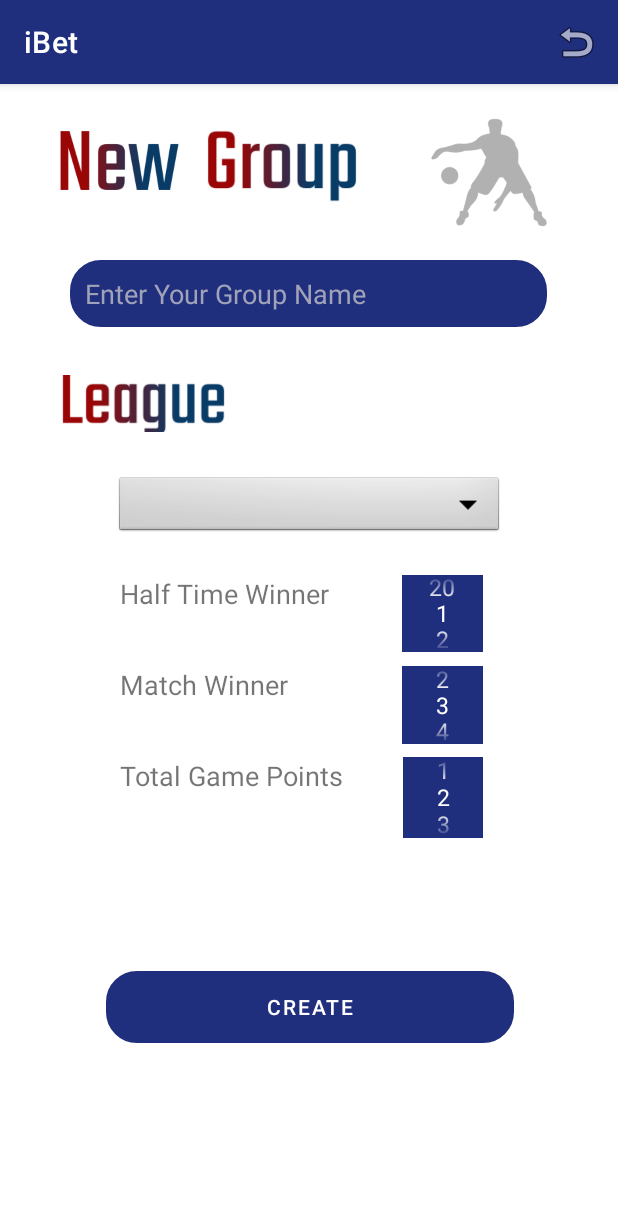
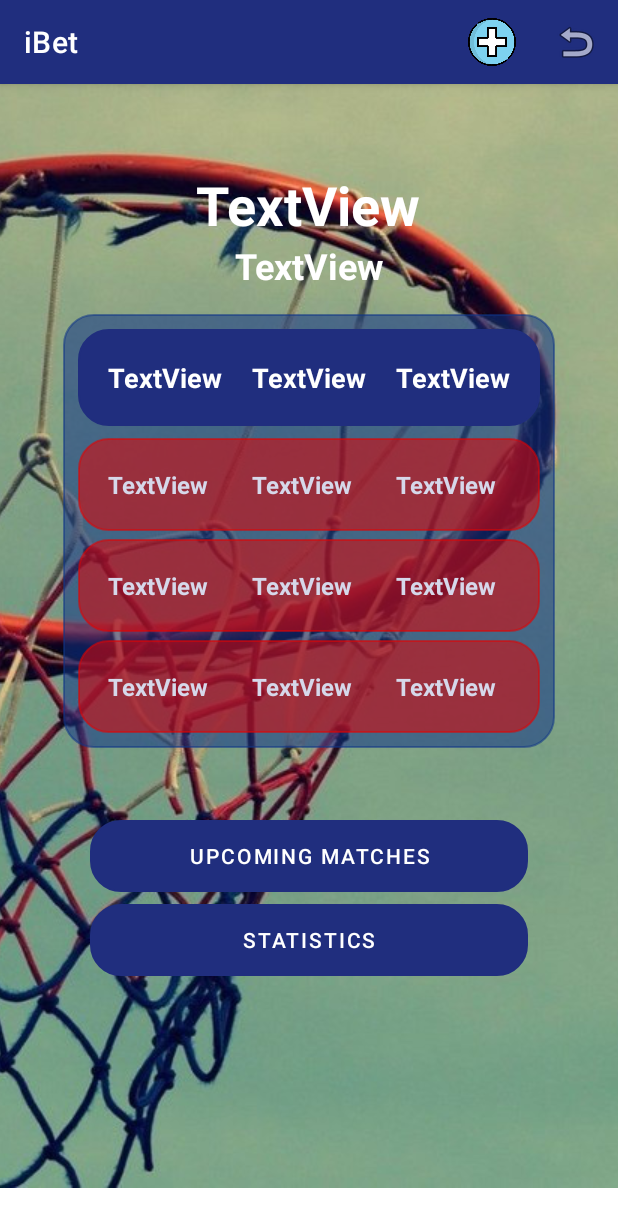
Before and after one commit to EdenShtein/iBet, an Android app: the CreateGroupFragment screen opened through its navigation route, after a tap on "CREATE", on a phone screen of 412 x 824 dp. Shown: the top 1227 px of the screen. Run offline under Robolectric (Android 15) with nearby library versions, the phone set to English and light mode, and no system bars.

Commit message:
basic group details fragment

```diff
--- a/app/src/main/java/com/example/ibet/CreateGroupFragment.java
+++ b/app/src/main/java/com/example/ibet/CreateGroupFragment.java
@@ -44,7 +44,6 @@ public class CreateGroupFragment extends Fragment {
         groupName = view.findViewById(R.id.create_group_input_name);
         leagueDropDown = view.findViewById(R.id.create_group_league_dropdown);
         create = view.findViewById(R.id.create_group_create_btn);
-        //back = view.findViewById(R.id.create_group_back_btn);
         picker1 = view.findViewById(R.id.create_group_picker1);
         picker2 = view.findViewById(R.id.create_group_picker2);
         picker3 = view.findViewById(R.id.create_group_picker3);
@@ -82,6 +81,7 @@ public class CreateGroupFragment extends Fragment {
                 if (groupName.getText().equals(" ") || groupName.getText().length()<2){
                     Toast.makeText(getActivity(), "Please Enter a valid group name!", Toast.LENGTH_SHORT).show();
                 }
+                Navigation.findNavController(view).navigate(R.id.action_createGroupFragment_to_groupDetailsFragment);
             }
         });
 
--- /dev/null
+++ b/app/src/main/java/com/example/ibet/GroupDetailsFragment.java
@@ -0,0 +1,56 @@
+package com.example.ibet;
+
+import android.os.Bundle;
+
+import androidx.annotation.NonNull;
+import androidx.fragment.app.Fragment;
+import androidx.navigation.Navigation;
+
+import android.view.LayoutInflater;
+import android.view.Menu;
+import android.view.MenuInflater;
+import android.view.MenuItem;
+import android.view.View;
+import android.view.ViewGroup;
+
+
+public class GroupDetailsFragment extends Fragment {
+
+    View view;
+
+    @Override
+    public View onCreateView(LayoutInflater inflater, ViewGroup container,
+                             Bundle savedInstanceState) {
+        // Inflate the layout for this fragment
+        view = inflater.inflate(R.layout.fragment_group_details, container, false);
+        setHasOptionsMenu(true);
+
+        return view;
+    }
+
+    @Override
+    public void onCreateOptionsMenu(@NonNull Menu menu, @NonNull MenuInflater inflater) {
+        inflater.inflate(R.menu.group_menu,menu);
+        super.onCreateOptionsMenu(menu, inflater);
+    }
+
+    @Override
+    public boolean onOptionsItemSelected(@NonNull MenuItem item) {
+        switch (item.getItemId()) {
+            case R.id.group_back:
+                if(view != null) {
+                    Navigation.findNavController(view).navigate(R.id.action_groupDetailsFragment_to_mainFeedFragment);
+                }
+                break;
+            case R.id.menu_invite:
+                if(view != null) {
+
+                }
+                break;
+            default:
+
+        }
+        return super.onOptionsItemSelected(item);
+
+    }
+}
--- /dev/null
+++ b/app/src/main/res/layout/fragment_group_details.xml
@@ -0,0 +1,241 @@
+<?xml version="1.0" encoding="utf-8"?>
+<androidx.constraintlayout.widget.ConstraintLayout xmlns:android="http://schemas.android.com/apk/res/android"
+    xmlns:app="http://schemas.android.com/apk/res-auto"
+    xmlns:tools="http://schemas.android.com/tools"
+    android:id="@+id/group_details_layout"
+    android:layout_width="match_parent"
+    android:layout_height="match_parent"
+    tools:context=".GroupDetailsFragment">
+
+    <ImageView
+        android:id="@+id/group_details_background"
+        android:layout_width="wrap_content"
+        android:layout_height="wrap_content"
+        android:scaleType="center"
+        android:src="@drawable/background7"
+        app:layout_constraintBottom_toBottomOf="parent"
+        app:layout_constraintEnd_toEndOf="parent"
+        app:layout_constraintStart_toStartOf="parent"
+        app:layout_constraintTop_toTopOf="parent" />
+
+    <TextView
+        android:id="@+id/group_details_sub"
+        android:layout_width="wrap_content"
+        android:layout_height="wrap_content"
+        android:text="TextView"
+        android:textColor="#FFFFFF"
+        android:textSize="24sp"
+        android:textStyle="bold"
+        app:layout_constraintEnd_toEndOf="parent"
+        app:layout_constraintStart_toStartOf="parent"
+        app:layout_constraintTop_toBottomOf="@+id/group_details_title" />
+
+    <TextView
+        android:id="@+id/group_details_title"
+        android:layout_width="wrap_content"
+        android:layout_height="wrap_content"
+        android:layout_marginTop="112dp"
+        android:text="TextView"
+        android:textColor="#FFFFFF"
+        android:textSize="36sp"
+        android:textStyle="bold"
+        app:layout_constraintEnd_toEndOf="parent"
+        app:layout_constraintHorizontal_bias="0.498"
+        app:layout_constraintStart_toStartOf="parent"
+        app:layout_constraintTop_toTopOf="parent" />
+
+    <TableLayout
+        android:id="@+id/group_details_table"
+        android:layout_width="wrap_content"
+        android:layout_height="0dp"
+        android:layout_marginTop="16dp"
+        android:background="@drawable/customborder"
+        android:backgroundTint="#880F3588"
+        app:layout_constraintEnd_toEndOf="parent"
+        app:layout_constraintStart_toStartOf="parent"
+        app:layout_constraintTop_toBottomOf="@+id/group_details_sub">
+
+        <TableRow
+            android:id="@+id/group_details_table_main"
+            android:layout_width="match_parent"
+            android:layout_height="match_parent"
+            android:layout_marginBottom="8dp"
+            android:background="@drawable/customborder"
+            android:backgroundTint="#202E7E">
+
+            <TextView
+                android:id="@+id/textView12"
+                android:layout_width="wrap_content"
+                android:layout_height="wrap_content"
+                android:layout_margin="10dp"
+                android:text="TextView"
+                android:textColor="#FFFFFF"
+                android:textSize="18sp"
+                android:textStyle="bold" />
+
+            <TextView
+                android:id="@+id/textView10"
+                android:layout_width="wrap_content"
+                android:layout_height="wrap_content"
+                android:layout_margin="10dp"
+                android:text="TextView"
+                android:textColor="#FFFFFF"
+                android:textSize="18sp"
+                android:textStyle="bold" />
+
+            <TextView
+                android:id="@+id/textView9"
+                android:layout_width="wrap_content"
+                android:layout_height="wrap_content"
+                android:layout_margin="10dp"
+                android:text="TextView"
+                android:textColor="#FFFFFF"
+                android:textSize="18sp"
+                android:textStyle="bold" />
+        </TableRow>
+
+        <TableRow
+            android:id="@+id/group_details_table_second"
+            android:layout_width="match_parent"
+            android:layout_height="match_parent"
+            android:layout_marginBottom="5dp"
+            android:background="@drawable/customborder"
+            android:backgroundTint="#8BE10202">
+
+            <TextView
+                android:id="@+id/textView14"
+                android:layout_width="wrap_content"
+                android:layout_height="wrap_content"
+                android:layout_margin="10dp"
+                android:text="TextView"
+                android:textColor="#D6D8EA"
+                android:textSize="16sp"
+                android:textStyle="bold" />
+
+            <TextView
+                android:id="@+id/textView15"
+                android:layout_width="wrap_content"
+                android:layout_height="wrap_content"
+                android:layout_margin="10dp"
+                android:text="TextView"
+                android:textColor="#D6D8EA"
+                android:textSize="16sp"
+                android:textStyle="bold" />
+
+            <TextView
+                android:id="@+id/textView16"
+                android:layout_width="wrap_content"
+                android:layout_height="wrap_content"
+                android:layout_margin="10dp"
+                android:text="TextView"
+                android:textColor="#D6D8EA"
+                android:textSize="16sp"
+                android:textStyle="bold" />
+        </TableRow>
+
+        <TableRow
+            android:layout_width="match_parent"
+            android:layout_height="match_parent"
+            android:layout_marginBottom="5dp"
+            android:background="@drawable/customborder"
+            android:backgroundTint="#8BE10202">
+
+            <TextView
+                android:id="@+id/textView17"
+                android:layout_width="wrap_content"
+                android:layout_height="wrap_content"
+                android:layout_margin="10dp"
+                android:text="TextView"
+                android:textColor="#D6D8EA"
+                android:textSize="16sp"
+                android:textStyle="bold" />
+
+            <TextView
+                android:id="@+id/textView18"
+                android:layout_width="wrap_content"
+                android:layout_height="wrap_content"
+                android:layout_margin="10dp"
+                android:text="TextView"
+                android:textColor="#D6D8EA"
+                android:textSize="16sp"
+                android:textStyle="bold" />
+
+            <TextView
+                android:id="@+id/textView19"
+                android:layout_width="wrap_content"
+                android:layout_height="wrap_content"
+                android:layout_margin="10dp"
+                android:text="TextView"
+                android:textColor="#D6D8EA"
+                android:textSize="16sp"
+                android:textStyle="bold" />
+        </TableRow>
+
+        <TableRow
+            android:layout_width="match_parent"
+            android:layout_height="match_parent"
+            android:background="@drawable/customborder"
+            android:backgroundTint="#8BE10202">
+
+            <TextView
+                android:id="@+id/textView20"
+                android:layout_width="wrap_content"
+                android:layout_height="wrap_content"
+                android:layout_margin="10dp"
+                android:text="TextView"
+                android:textColor="#D6D8EA"
+                android:textSize="16sp"
+                android:textStyle="bold" />
+
+            <TextView
+                android:id="@+id/textView21"
+                android:layout_width="wrap_content"
+                android:layout_height="wrap_content"
+                android:layout_margin="10dp"
+                android:text="TextView"
+                android:textColor="#D6D8EA"
+                android:textSize="16sp"
+                android:textStyle="bold" />
+
+            <TextView
+                android:id="@+id/textView22"
+                android:layout_width="wrap_content"
+                android:layout_height="wrap_content"
+                android:layout_margin="10dp"
+                android:text="TextView"
+                android:textColor="#D6D8EA"
+                android:textSize="16sp"
+                android:textStyle="bold" />
+
+        </TableRow>
+
+    </TableLayout>
+
+    <Button
+        android:id="@+id/group_details_upcoming"
+        android:layout_width="0dp"
+        android:layout_height="wrap_content"
+        android:layout_marginStart="60dp"
+        android:layout_marginTop="48dp"
+        android:layout_marginEnd="60dp"
+        android:background="@drawable/customborder"
+        android:text="Upcoming Matches"
+        app:layout_constraintEnd_toEndOf="parent"
+        app:layout_constraintHorizontal_bias="0.0"
+        app:layout_constraintStart_toStartOf="parent"
+        app:layout_constraintTop_toBottomOf="@+id/group_details_table" />
+
+    <Button
+        android:id="@+id/group_details_statistics"
+        android:layout_width="0dp"
+        android:layout_height="wrap_content"
+        android:layout_marginStart="60dp"
+        android:layout_marginTop="8dp"
+        android:layout_marginEnd="60dp"
+        android:background="@drawable/customborder"
+        android:text="Statistics"
+        app:layout_constraintEnd_toEndOf="parent"
+        app:layout_constraintStart_toStartOf="parent"
+        app:layout_constraintTop_toBottomOf="@+id/group_details_upcoming" />
+
+</androidx.constraintlayout.widget.ConstraintLayout>
--- /dev/null
+++ b/app/src/main/res/menu/group_menu.xml
@@ -0,0 +1,16 @@
+<?xml version="1.0" encoding="utf-8"?>
+<menu xmlns:android="http://schemas.android.com/apk/res/android"
+    xmlns:app="http://schemas.android.com/apk/res-auto">
+
+
+    <item
+        android:id="@+id/group_invite"
+        android:icon="@drawable/invite_btn"
+        android:title="invite"
+        app:showAsAction="always"></item>
+    <item
+        android:id="@+id/group_back"
+        android:icon="@android:drawable/ic_menu_revert"
+        android:title="Back"
+        app:showAsAction="always" />
+</menu>
--- a/app/src/main/res/navigation/nav_graph.xml
+++ b/app/src/main/res/navigation/nav_graph.xml
@@ -67,6 +67,9 @@
         <action
             android:id="@+id/action_createGroupFragment_to_mainFeedFragment"
             app:destination="@id/mainFeedFragment" />
+        <action
+            android:id="@+id/action_createGroupFragment_to_groupDetailsFragment"
+            app:destination="@id/groupDetailsFragment" />
     </fragment>
     <activity
         android:id="@+id/splash_Screen"
@@ -116,4 +119,13 @@
         android:name="com.example.ibet.InvitationPopUpFragment"
         android:label="fragment_invitation_pop_up"
         tools:layout="@layout/fragment_invitation_pop_up" />
+    <fragment
+        android:id="@+id/groupDetailsFragment"
+        android:name="com.example.ibet.GroupDetailsFragment"
+        android:label="fragment_group_details"
+        tools:layout="@layout/fragment_group_details" >
+        <action
+            android:id="@+id/action_groupDetailsFragment_to_mainFeedFragment"
+            app:destination="@id/mainFeedFragment" />
+    </fragment>
 </navigation>
```
Also changed, not shown: app/src/main/java/com/example/ibet/TeamsResultFragment.java (+0 -9 lines), app/src/main/res/drawable/background5.jpg (added), app/src/main/res/drawable/background7.jpg (added).
